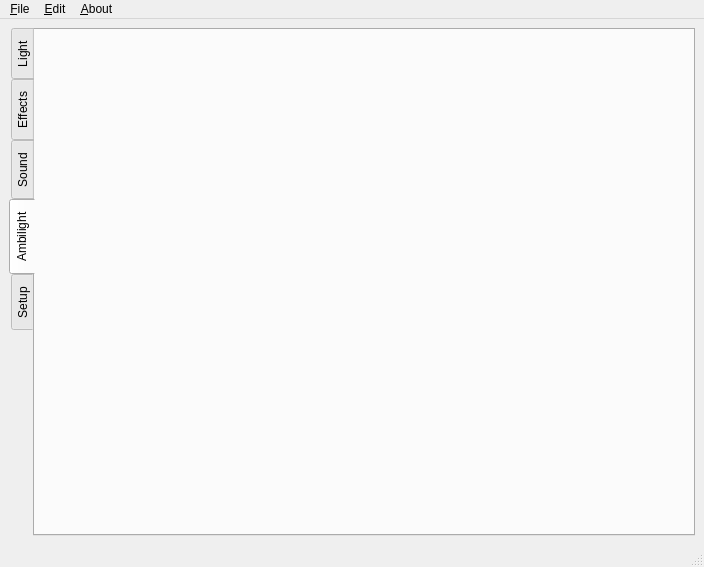
Above: software/mainwindow.ui from elektro-NIK/P3DA before the change. Below: the same form after it.
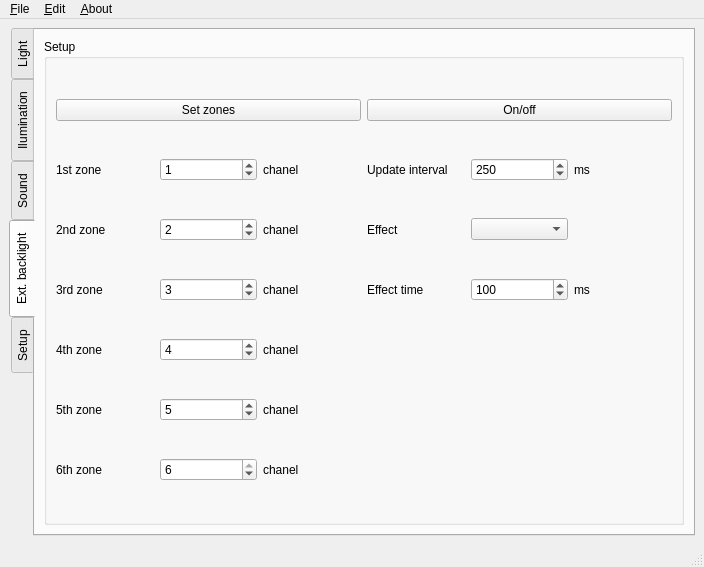
That is the form after the change. The open tabs and pages were chosen to show the change. Icons and pictures are not drawn.

Commit message: Redesign Ext. backlight page GUI

What changed in the file:
```diff
--- a/software/mainwindow.ui
+++ b/software/mainwindow.ui
@@ -15,7 +15,7 @@
   </property>
   <widget class="QWidget" name="centralwidget">
    <layout class="QGridLayout" name="gridLayout">
-    <item row="0" column="1">
+    <item row="0" column="0">
      <widget class="QTabWidget" name="tabWidget">
       <property name="tabPosition">
        <enum>QTabWidget::West</enum>
@@ -654,7 +654,7 @@
          <normaloff>Images/128x128/actions/application-exit-4.png</normaloff>Images/128x128/actions/application-exit-4.png</iconset>
        </attribute>
        <attribute name="title">
-        <string>Effects</string>
+        <string>Ilumination</string>
        </attribute>
        <layout class="QGridLayout" name="gridLayout_6">
         <item row="0" column="0">
@@ -1159,8 +1159,250 @@
       </widget>
       <widget class="QWidget" name="tab_4">
        <attribute name="title">
-        <string>Ambilight</string>
+        <string>Ext. backlight</string>
        </attribute>
+       <layout class="QGridLayout" name="gridLayout_4">
+        <item row="0" column="0" colspan="2">
+         <widget class="QGroupBox" name="groupBox_2">
+          <property name="title">
+           <string>Setup</string>
+          </property>
+          <layout class="QGridLayout" name="gridLayout_19">
+           <item row="1" column="0">
+            <widget class="QLabel" name="label_4">
+             <property name="text">
+              <string>1st zone</string>
+             </property>
+            </widget>
+           </item>
+           <item row="11" column="1">
+            <widget class="QSpinBox" name="spinBox_19">
+             <property name="maximum">
+              <number>6</number>
+             </property>
+             <property name="value">
+              <number>6</number>
+             </property>
+            </widget>
+           </item>
+           <item row="1" column="1">
+            <widget class="QSpinBox" name="spinBox_14">
+             <property name="maximum">
+              <number>6</number>
+             </property>
+             <property name="value">
+              <number>1</number>
+             </property>
+            </widget>
+           </item>
+           <item row="5" column="0">
+            <widget class="QLabel" name="label_29">
+             <property name="text">
+              <string>3rd zone</string>
+             </property>
+            </widget>
+           </item>
+           <item row="11" column="0">
+            <widget class="QLabel" name="label_5">
+             <property name="text">
+              <string>6th zone</string>
+             </property>
+            </widget>
+           </item>
+           <item row="7" column="0">
+            <widget class="QLabel" name="label_28">
+             <property name="text">
+              <string>4th zone</string>
+             </property>
+            </widget>
+           </item>
+           <item row="9" column="0">
+            <widget class="QLabel" name="label_6">
+             <property name="text">
+              <string>5th zone</string>
+             </property>
+            </widget>
+           </item>
+           <item row="3" column="0">
+            <widget class="QLabel" name="label_27">
+             <property name="text">
+              <string>2nd zone</string>
+             </property>
+            </widget>
+           </item>
+           <item row="7" column="1">
+            <widget class="QSpinBox" name="spinBox_17">
+             <property name="maximum">
+              <number>6</number>
+             </property>
+             <property name="value">
+              <number>4</number>
+             </property>
+            </widget>
+           </item>
+           <item row="9" column="2">
+            <widget class="QLabel" name="label_34">
+             <property name="text">
+              <string>chanel</string>
+             </property>
+            </widget>
+           </item>
+           <item row="3" column="1">
+            <widget class="QSpinBox" name="spinBox_15">
+             <property name="maximum">
+              <number>6</number>
+             </property>
+             <property name="value">
+              <number>2</number>
+             </property>
+            </widget>
+           </item>
+           <item row="5" column="2">
+            <widget class="QLabel" name="label_32">
+             <property name="text">
+              <string>chanel</string>
+             </property>
+            </widget>
+           </item>
+           <item row="11" column="2">
+            <widget class="QLabel" name="label_35">
+             <property name="text">
+              <string>chanel</string>
+             </property>
+            </widget>
+           </item>
+           <item row="1" column="3">
+            <widget class="QLabel" name="label_36">
+             <property name="text">
+              <string>Update interval</string>
+             </property>
+            </widget>
+           </item>
+           <item row="7" column="2">
+            <widget class="QLabel" name="label_33">
+             <property name="text">
+              <string>chanel</string>
+             </property>
+            </widget>
+           </item>
+           <item row="5" column="1">
+            <widget class="QSpinBox" name="spinBox_16">
+             <property name="maximum">
+              <number>6</number>
+             </property>
+             <property name="value">
+              <number>3</number>
+             </property>
+            </widget>
+           </item>
+           <item row="1" column="4">
+            <widget class="QSpinBox" name="spinBox_20">
+             <property name="minimum">
+              <number>100</number>
+             </property>
+             <property name="maximum">
+              <number>5000</number>
+             </property>
+             <property name="singleStep">
+              <number>50</number>
+             </property>
+             <property name="value">
+              <number>250</number>
+             </property>
+            </widget>
+           </item>
+           <item row="3" column="2">
+            <widget class="QLabel" name="label_31">
+             <property name="text">
+              <string>chanel</string>
+             </property>
+            </widget>
+           </item>
+           <item row="0" column="0" colspan="3">
+            <widget class="QPushButton" name="pushButton_29">
+             <property name="text">
+              <string>Set zones</string>
+             </property>
+             <property name="checkable">
+              <bool>true</bool>
+             </property>
+            </widget>
+           </item>
+           <item row="9" column="1">
+            <widget class="QSpinBox" name="spinBox_18">
+             <property name="maximum">
+              <number>6</number>
+             </property>
+             <property name="value">
+              <number>5</number>
+             </property>
+            </widget>
+           </item>
+           <item row="1" column="5">
+            <widget class="QLabel" name="label_37">
+             <property name="text">
+              <string>ms</string>
+             </property>
+            </widget>
+           </item>
+           <item row="1" column="2">
+            <widget class="QLabel" name="label_30">
+             <property name="text">
+              <string>chanel</string>
+             </property>
+            </widget>
+           </item>
+           <item row="0" column="3" colspan="3">
+            <widget class="QPushButton" name="pushButton_30">
+             <property name="text">
+              <string>On/off</string>
+             </property>
+             <property name="checkable">
+              <bool>true</bool>
+             </property>
+            </widget>
+           </item>
+           <item row="3" column="3">
+            <widget class="QLabel" name="label_38">
+             <property name="text">
+              <string>Effect</string>
+             </property>
+            </widget>
+           </item>
+           <item row="3" column="4">
+            <widget class="QComboBox" name="comboBox_7"/>
+           </item>
+           <item row="5" column="3">
+            <widget class="QLabel" name="label_39">
+             <property name="text">
+              <string>Effect time</string>
+             </property>
+            </widget>
+           </item>
+           <item row="5" column="4">
+            <widget class="QSpinBox" name="spinBox_21">
+             <property name="maximum">
+              <number>5000</number>
+             </property>
+             <property name="singleStep">
+              <number>50</number>
+             </property>
+             <property name="value">
+              <number>100</number>
+             </property>
+            </widget>
+           </item>
+           <item row="5" column="5">
+            <widget class="QLabel" name="label_40">
+             <property name="text">
+              <string>ms</string>
+             </property>
+            </widget>
+           </item>
+          </layout>
+         </widget>
+        </item>
+       </layout>
       </widget>
       <widget class="QWidget" name="tab_5">
        <attribute name="title">
```
Left out of the diff: 61 changed lines with no effect on the pictures.
